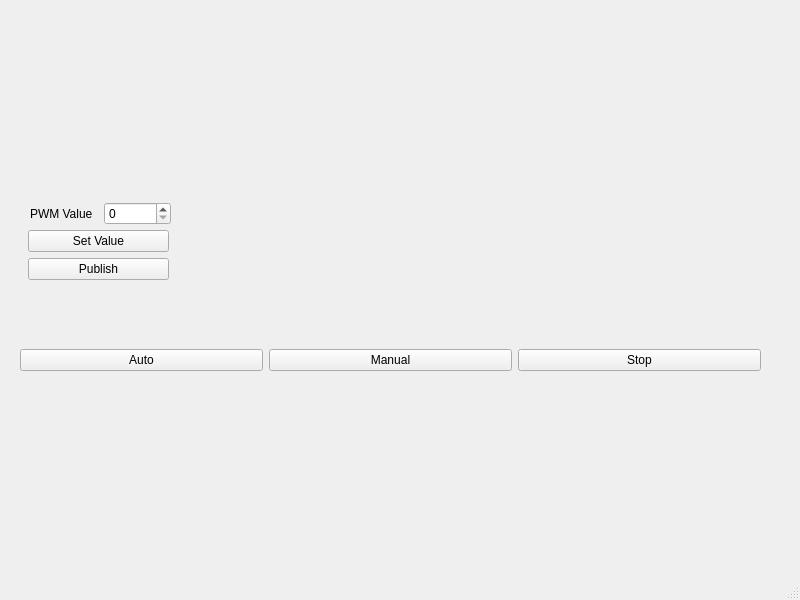
Above: Monster_Truck_UI/src/mainwindow.ui from alexspirou/ROS_Ackerman_Monster_Truck_ before the change. Below: the same form after it.
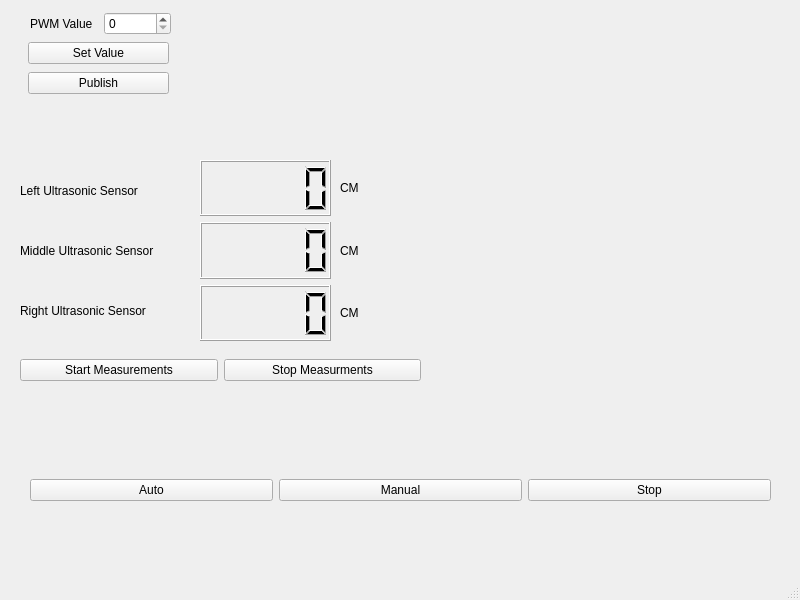
That is the form after the change.

Commit message: bug: Can't subscribe data from ultrasonic_sensors topic

Patch:
```diff
--- a/Monster_Truck_UI/src/mainwindow.ui
+++ b/Monster_Truck_UI/src/mainwindow.ui
@@ -14,11 +14,11 @@
    <string>MainWindow</string>
   </property>
   <widget class="QWidget" name="centralwidget">
-   <widget class="QWidget" name="">
+   <widget class="QWidget" name="layoutWidget">
     <property name="geometry">
      <rect>
       <x>30</x>
-      <y>200</y>
+      <y>10</y>
       <width>141</width>
       <height>28</height>
      </rect>
@@ -36,11 +36,11 @@
      </item>
     </layout>
    </widget>
-   <widget class="QWidget" name="">
+   <widget class="QWidget" name="layoutWidget">
     <property name="geometry">
      <rect>
-      <x>20</x>
-      <y>300</y>
+      <x>30</x>
+      <y>430</y>
       <width>741</width>
       <height>121</height>
      </rect>
@@ -69,13 +69,13 @@
      </item>
     </layout>
    </widget>
-   <widget class="QWidget" name="">
+   <widget class="QWidget" name="layoutWidget">
     <property name="geometry">
      <rect>
       <x>28</x>
-      <y>230</y>
+      <y>40</y>
       <width>141</width>
-      <height>51</height>
+      <height>58</height>
      </rect>
     </property>
     <layout class="QVBoxLayout" name="verticalLayout">
@@ -95,6 +95,143 @@
      </item>
     </layout>
    </widget>
+   <widget class="QWidget" name="layoutWidget_2">
+    <property name="geometry">
+     <rect>
+      <x>20</x>
+      <y>280</y>
+      <width>181</width>
+      <height>61</height>
+     </rect>
+    </property>
+    <layout class="QHBoxLayout" name="horizontalLayout_5">
+     <item>
+      <widget class="QLabel" name="label_3">
+       <property name="text">
+        <string>Right Ultrasonic Sensor</string>
+       </property>
+      </widget>
+     </item>
+    </layout>
+   </widget>
+   <widget class="QWidget" name="">
+    <property name="geometry">
+     <rect>
+      <x>20</x>
+      <y>160</y>
+      <width>181</width>
+      <height>61</height>
+     </rect>
+    </property>
+    <layout class="QHBoxLayout" name="horizontalLayout_4">
+     <item>
+      <widget class="QLabel" name="label">
+       <property name="text">
+        <string>Left Ultrasonic Sensor</string>
+       </property>
+      </widget>
+     </item>
+    </layout>
+   </widget>
+   <widget class="QWidget" name="">
+    <property name="geometry">
+     <rect>
+      <x>20</x>
+      <y>220</y>
+      <width>181</width>
+      <height>61</height>
+     </rect>
+    </property>
+    <layout class="QHBoxLayout" name="horizontalLayout_3">
+     <item>
+      <widget class="QLabel" name="label_2">
+       <property name="text">
+        <string>Middle Ultrasonic Sensor</string>
+       </property>
+      </widget>
+     </item>
+    </layout>
+   </widget>
+   <widget class="QWidget" name="">
+    <property name="geometry">
+     <rect>
+      <x>200</x>
+      <y>160</y>
+      <width>131</width>
+      <height>181</height>
+     </rect>
+    </property>
+    <layout class="QVBoxLayout" name="verticalLayout_2">
+     <item>
+      <widget class="QLCDNumber" name="left_ultrasonic_lcd"/>
+     </item>
+     <item>
+      <widget class="QLCDNumber" name="middle_ultrasonic_lcd"/>
+     </item>
+     <item>
+      <widget class="QLCDNumber" name="right_ultrasonic_lcd"/>
+     </item>
+    </layout>
+   </widget>
+   <widget class="QWidget" name="">
+    <property name="geometry">
+     <rect>
+      <x>340</x>
+      <y>160</y>
+      <width>81</width>
+      <height>181</height>
+     </rect>
+    </property>
+    <layout class="QVBoxLayout" name="verticalLayout_3">
+     <item>
+      <widget class="QLabel" name="label_4">
+       <property name="text">
+        <string>CM</string>
+       </property>
+      </widget>
+     </item>
+     <item>
+      <widget class="QLabel" name="label_5">
+       <property name="text">
+        <string>CM</string>
+       </property>
+      </widget>
+     </item>
+     <item>
+      <widget class="QLabel" name="label_6">
+       <property name="text">
+        <string>CM</string>
+       </property>
+      </widget>
+     </item>
+    </layout>
+   </widget>
+   <widget class="QWidget" name="">
+    <property name="geometry">
+     <rect>
+      <x>20</x>
+      <y>350</y>
+      <width>401</width>
+      <height>41</height>
+     </rect>
+    </property>
+    <layout class="QHBoxLayout" name="horizontalLayout_6">
+     <item>
+      <widget class="QPushButton" name="start_measurments">
+       <property name="text">
+        <string>Start Measurements</string>
+       </property>
+      </widget>
+     </item>
+     <item>
+      <widget class="QPushButton" name="stop_measurments">
+       <property name="text">
+        <string>Stop Measurments</string>
+       </property>
+      </widget>
+     </item>
+    </layout>
+   </widget>
   </widget>
   <widget class="QMenuBar" name="menubar">
    <property name="geometry">
```
The commit also changes 7 other files.
